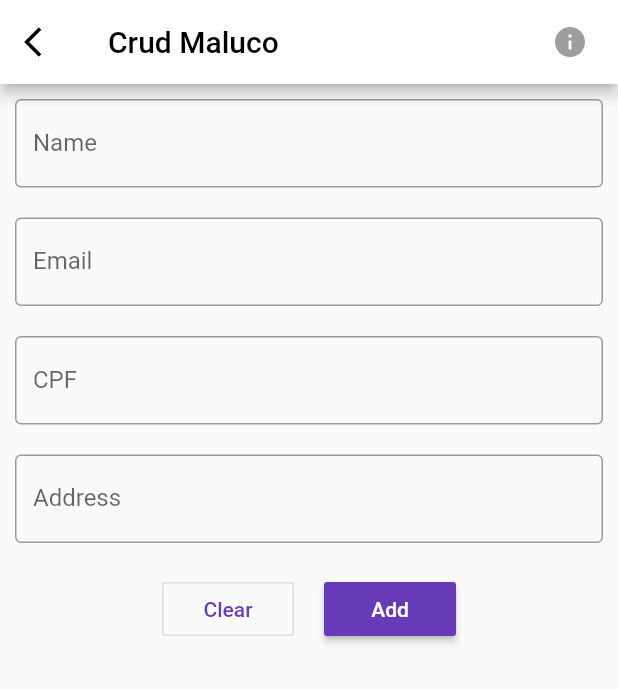
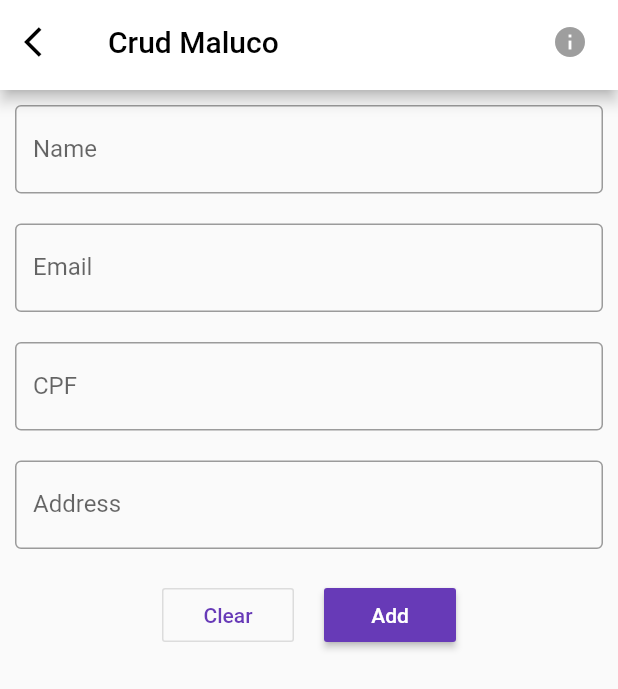
Before and after one commit to LucasPitol/CrudMaluco, a Flutter app: the screen it shows after launch, after a tap on the "add" icon, on a phone screen of 412 x 824 dp. Shown: the top 689 px of the screen. Run offline on Flutter 3.47's test engine with Material 2 defaults, Android fonts, the phone set to English and light mode, and no system bars; our stand-ins replace cloud_firestore; accounts and stored records are empty.

Commit message:
CD-DEV-10 tarefas 1 e 2

```diff
--- a/flutterApp/crud_maluco_app/lib/add_client_component.dart
+++ b/flutterApp/crud_maluco_app/lib/add_client_component.dart
@@ -1,5 +1,6 @@
 import 'package:flutter/material.dart';
 
+import 'default_app_bar.dart';
 import 'info_dialog_component.dart';
 import 'models/clinet_form.dart';
 
@@ -34,34 +35,7 @@ class AddClientComponent extends MaterialPageRoute<String> {
 
           return Scaffold(
             resizeToAvoidBottomPadding: false,
-            appBar: AppBar(
-              backgroundColor: Colors.white,
-              title: Text(
-                'Crud Maluco',
-                style: TextStyle(color: Colors.black),
-              ),
-              leading: GestureDetector(
-                onTap: () {
-                  Navigator.pop(context);
-                },
-                child: Icon(
-                  Icons.arrow_back_ios,
-                  color: Colors.black,
-                ),
-              ),
-              actions: <Widget>[
-                Padding(
-                  padding: EdgeInsets.only(right: 20),
-                  child: GestureDetector(
-                    onTap: _openInfoDialogAux,
-                    child: Icon(
-                      Icons.info,
-                      color: Colors.grey,
-                    ),
-                  ),
-                ),
-              ],
-            ),
+            appBar: DefaultAppBar(context),
             // body: SingleChildScrollView(child: YourBody()),
             body: Column(
               children: <Widget>[
--- /dev/null
+++ b/flutterApp/crud_maluco_app/lib/default_app_bar.dart
@@ -0,0 +1,55 @@
+import 'package:flutter/material.dart';
+import 'info_dialog_component.dart';
+
+class DefaultAppBar extends StatelessWidget implements PreferredSizeWidget {
+  final BuildContext context;
+
+  @override
+  final Size preferredSize;
+
+  DefaultAppBar(this.context) : preferredSize = Size.fromHeight(60.0);
+
+  void _openInfoDialog(String title, String content) {
+    showDialog<String>(
+        context: context,
+        builder: (builder) {
+          return InfoDialogComponent(title, content);
+        });
+  }
+
+  void _openInfoDialogAux() {
+    _openInfoDialog('Info', 'Massa!');
+  }
+
+  @override
+  Widget build(BuildContext context) {
+    return AppBar(
+      backgroundColor: Colors.white,
+      title: Text(
+        'Crud Maluco',
+        style: TextStyle(color: Colors.black),
+      ),
+      leading: GestureDetector(
+        onTap: () {
+          Navigator.pop(context);
+        },
+        child: Icon(
+          Icons.arrow_back_ios,
+          color: Colors.black,
+        ),
+      ),
+      actions: <Widget>[
+        Padding(
+          padding: EdgeInsets.only(right: 20),
+          child: GestureDetector(
+            onTap: _openInfoDialogAux,
+            child: Icon(
+              Icons.info,
+              color: Colors.grey,
+            ),
+          ),
+        ),
+      ],
+    );
+  }
+}
```
Also changed, not shown: flutterApp/crud_maluco_app/lib/regional_component.dart (added, +21 -0 lines).
